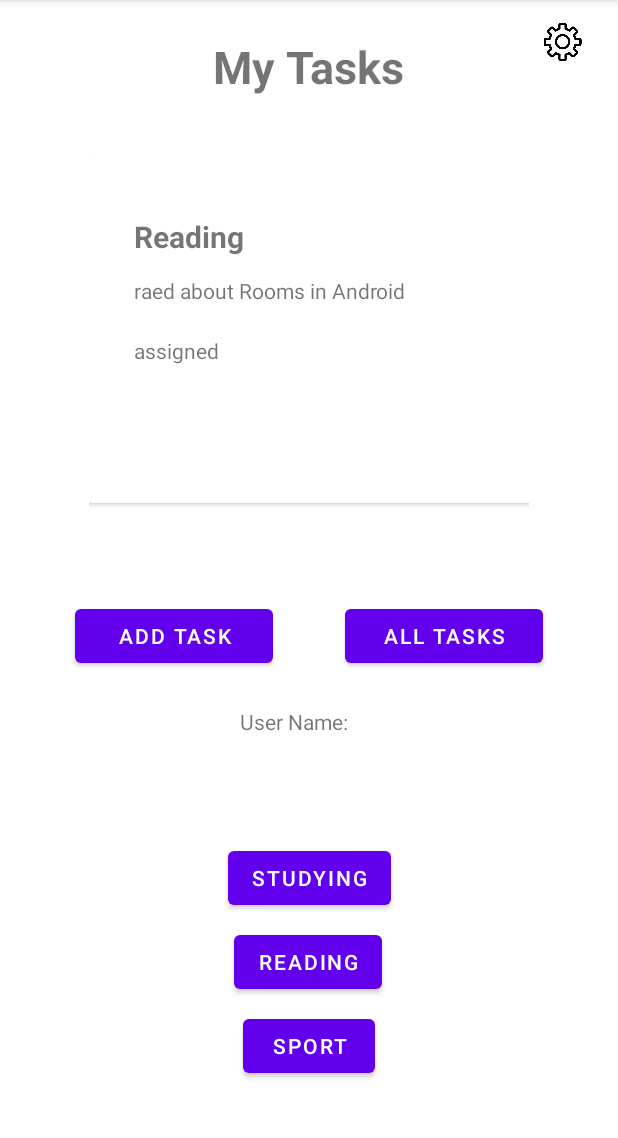
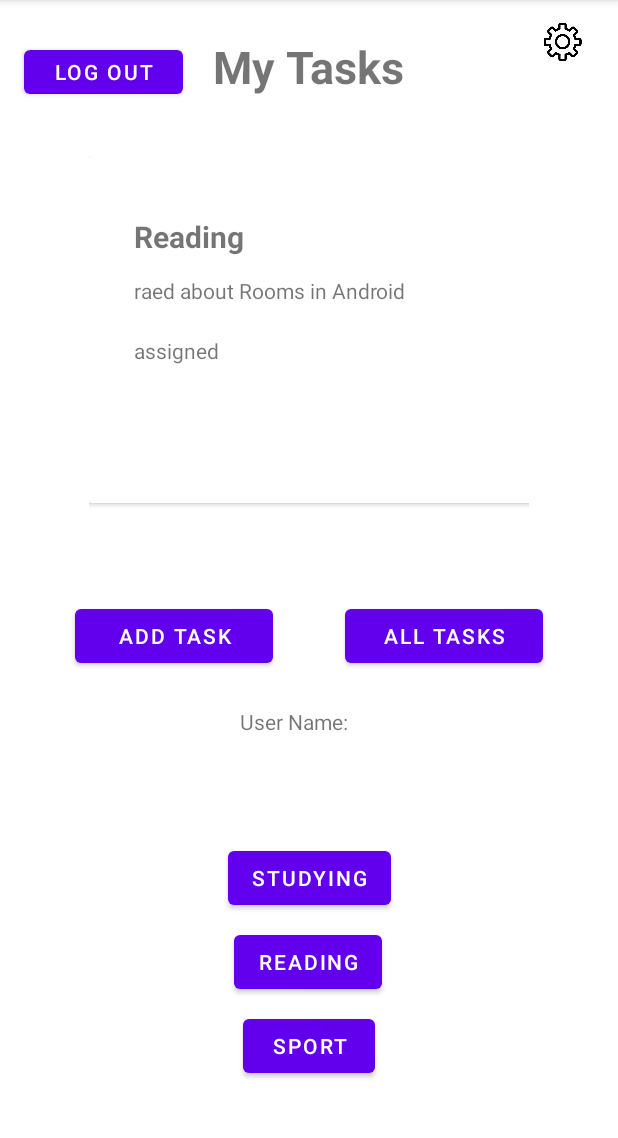
Before and after one commit to AseelHamamreh/taskmaster, an Android app: the MainActivity screen opened directly, with no data from a screen before it, on a phone screen of 412 x 824 dp, the part 84-1222 px from its top. Run offline under Robolectric (Android 15) with nearby library versions, the phone set to English and light mode, and no system bars; our stand-ins replace Room's generated code; libraries missing offline, so code that uses them is left out: com.amplifyframework, com.amplifyframework.auth, com.amplifyframework.core; 5 statements that could not run were skipped.

Commit message:
lab36 done

```diff
--- a/TaskMaster/app/src/main/res/layout/activity_main.xml
+++ b/TaskMaster/app/src/main/res/layout/activity_main.xml
@@ -89,6 +89,17 @@
             app:layout_constraintStart_toStartOf="parent"
             app:layout_constraintTop_toBottomOf="@+id/songList" />
 
+        <Button
+            android:id="@+id/sLogout"
+            android:layout_width="106dp"
+            android:layout_height="41dp"
+            android:layout_marginStart="16dp"
+            android:layout_marginLeft="16dp"
+            android:layout_marginTop="27dp"
+            android:text="log out"
+            app:layout_constraintStart_toStartOf="parent"
+            app:layout_constraintTop_toTopOf="parent" />
+
     </androidx.constraintlayout.widget.ConstraintLayout>
 
     <TextView
```
Also changed, not shown: TaskMaster/app/src/main/java/com/example/taskmaster/views/MainActivity.java (+19 -0 lines).
